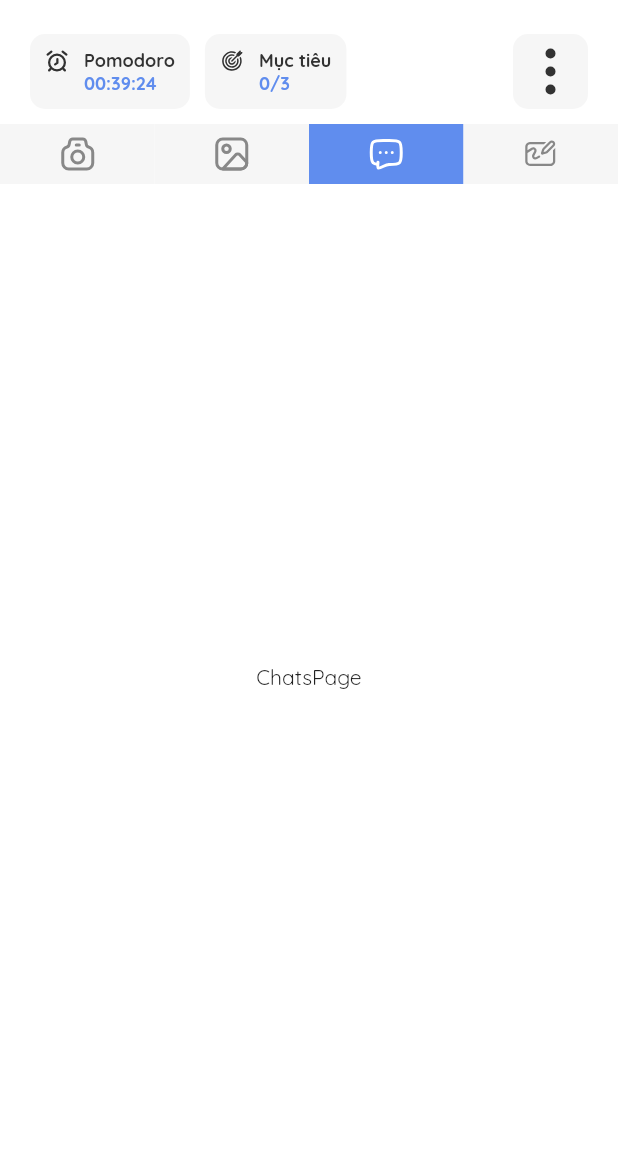
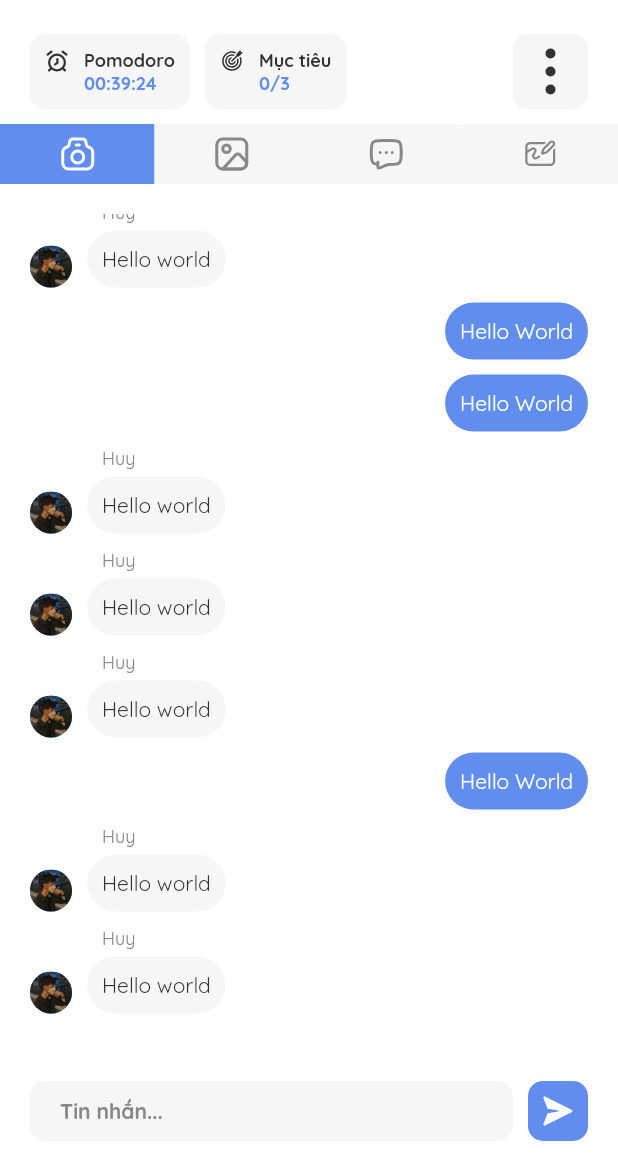
Before and after one commit to tadyuh76/studie, a Flutter app: the RoomScreen screen opened directly with empty values, swiped to page 3, on a phone screen of 412 x 824 dp, the part 65-1236 px from its top. Run offline on Flutter 3.47's test engine with Material 2 defaults, Android fonts, the phone set to English and light mode, and no system bars; our stand-ins replace cloud_firestore, firebase_auth, firebase_core, flutter_riverpod, flutter_svg, google_sign_in and 1 more; accounts and stored records are empty.

Commit message:
chats ui - prepare for google sign in

```diff
--- /dev/null
+++ b/lib/models/message.dart
@@ -0,0 +1,17 @@
+class Message {
+  final String id;
+  final String text;
+  final String senderId;
+  final String senderName;
+  final String senderPhotoURL;
+  final String createdAt;
+
+  const Message({
+    required this.id,
+    required this.senderId,
+    required this.senderName,
+    required this.senderPhotoURL,
+    required this.text,
+    required this.createdAt,
+  });
+}
--- a/lib/screens/room_screen/room_screen.dart
+++ b/lib/screens/room_screen/room_screen.dart
@@ -37,10 +37,6 @@ class _RoomScreenState extends State<RoomScreen> {
       duration: const Duration(milliseconds: 200),
       curve: Curves.easeInOut,
     );
-    setState(() {});
-  }
-
-  void onPageChanged(int index) {
     _currentTabIndex = index;
     setState(() {});
   }
@@ -115,7 +111,7 @@ class _RoomScreenState extends State<RoomScreen> {
   Expanded renderTabView() {
     return Expanded(
       child: PageView(
-        onPageChanged: onPageChanged,
+        physics: const NeverScrollableScrollPhysics(),
         controller: _pageController,
         children: [
           for (int i = 0; i < tabs.length; i++) tabs.values.elementAt(i),
--- a/lib/screens/room_screen/widgets/tab_pages/chats.dart
+++ b/lib/screens/room_screen/widgets/tab_pages/chats.dart
@@ -1,10 +1,159 @@
 import 'package:flutter/material.dart';
+import 'package:flutter_svg/svg.dart';
+import 'package:studie/constants/breakpoints.dart';
+import 'package:studie/constants/colors.dart';
+import 'package:studie/models/message.dart';
+import 'package:studie/widgets/message_box.dart';
+
+final messages = [
+  Message(
+    id: '0',
+    senderId: 'ehe',
+    senderName: 'Huy',
+    senderPhotoURL: 'senderPhotoURL',
+    text: 'Hello World',
+    createdAt: DateTime.now().toString(),
+  ),
+  Message(
+    id: '1',
+    senderId: 'ehe',
+    senderName: 'Huy',
+    senderPhotoURL: 'senderPhotoURL',
+    text: 'Hello World',
+    createdAt: DateTime.now().toString(),
+  ),
+  Message(
+    id: '2',
+    senderId: 'hehe',
+    senderName: 'Huy',
+    senderPhotoURL: 'senderPhotoURL',
+    text: 'Hello World',
+    createdAt: DateTime.now().toString(),
+  ),
+  Message(
+    id: '3',
+    senderId: 'ehe',
+    senderName: 'Huy',
+    senderPhotoURL: 'senderPhotoURL',
+    text: 'Hello World',
+    createdAt: DateTime.now().toString(),
+  ),
+  Message(
+    id: '3',
+    senderId: 'ehe',
+    senderName: 'Huy',
+    senderPhotoURL: 'senderPhotoURL',
+    text: 'Hello World',
+    createdAt: DateTime.now().toString(),
+  ),
+  Message(
+    id: '3',
+    senderId: 'ehe',
+    senderName: 'Huy',
+    senderPhotoURL: 'senderPhotoURL',
+    text: 'Hello World',
+    createdAt: DateTime.now().toString(),
+  ),
+  Message(
+    id: '3',
+    senderId: 'hehe',
+    senderName: 'Huy',
+    senderPhotoURL: 'senderPhotoURL',
+    text: 'Hello World',
+    createdAt: DateTime.now().toString(),
+  ),
+  Message(
+    id: '3',
+    senderId: 'hehe',
+    senderName: 'Huy',
+    senderPhotoURL: 'senderPhotoURL',
+    text: 'Hello World',
+    createdAt: DateTime.now().toString(),
+  ),
+  Message(
+    id: '3',
+    senderId: 'ehe',
+    senderName: 'Huy',
+    senderPhotoURL: 'senderPhotoURL',
+    text: 'Hello World',
+    createdAt: DateTime.now().toString(),
+  ),
+  Message(
+    id: '3',
+    senderId: 'ehe',
+    senderName: 'Huy',
+    senderPhotoURL: 'senderPhotoURL',
+    text: 'Hello World',
+    createdAt: DateTime.now().toString(),
+  ),
+];
 
 class ChatsPage extends StatelessWidget {
   const ChatsPage({super.key});
 
   @override
   Widget build(BuildContext context) {
-    return const Center(child: Text('ChatsPage'));
+    return Scaffold(
+      body: Padding(
+        padding: const EdgeInsets.all(kDefaultPadding),
+        child: ScrollConfiguration(
+          behavior: ScrollConfiguration.of(context).copyWith(scrollbars: false),
+          child: ListView.builder(
+            addRepaintBoundaries: false,
+            reverse: true,
+            physics: const BouncingScrollPhysics(),
+            itemCount: messages.length,
+            shrinkWrap: true,
+            itemBuilder: (context, index) {
+              return MessageBox(message: messages[index]);
+            },
+          ),
+        ),
+      ),
+      bottomNavigationBar: Container(
+        padding: const EdgeInsets.all(kDefaultPadding),
+        child: Row(
+          children: [
+            Expanded(
+              child: Container(
+                height: 40,
+                padding:
+                    const EdgeInsets.symmetric(horizontal: kDefaultPadding),
+                decoration: const BoxDecoration(
+                  color: kLightGrey,
+                  borderRadius: BorderRadius.all(
+                    Radius.circular(10),
+                  ),
+                ),
+                alignment: Alignment.centerLeft,
+                child: const Text(
+                  'Tin nhắn...',
+                  style: TextStyle(
+                    color: kDarkGrey,
+                    fontSize: 14,
+                    fontWeight: FontWeight.bold,
+                  ),
+                ),
+              ),
+            ),
+            const SizedBox(width: kMediumPadding),
+            Container(
+              height: 40,
+              width: 40,
+              alignment: Alignment.center,
+              decoration: const BoxDecoration(
+                color: kPrimaryColor,
+                borderRadius: BorderRadius.all(Radius.circular(10)),
+              ),
+              child: SvgPicture.asset(
+                'assets/icons/send.svg',
+                width: 24,
+                height: 24,
+              ),
+            )
+          ],
+        ),
+      ),
+    );
   }
 }
--- a/lib/screens/sign_in_screen/sign_in_screen.dart
+++ b/lib/screens/sign_in_screen/sign_in_screen.dart
@@ -1,5 +1,6 @@
 import 'package:firebase_auth/firebase_auth.dart';
 import 'package:flutter/material.dart';
+import 'package:google_sign_in/google_sign_in.dart';
 import 'package:studie/constants/breakpoints.dart';
 import 'package:studie/constants/colors.dart';
 import 'package:studie/screens/sign_in_screen/widgets/login_button.dart';
@@ -55,6 +56,29 @@ class _SignInScreenState extends State<SignInScreen> {
     }
   }
 
+  Future<void> signInWithGoogle() async {
+    try {
+      final googleUser = await GoogleSignIn().signIn();
+      final googleAuth = await googleUser?.authentication;
+      if (googleAuth?.accessToken != null && googleAuth?.idToken != null) {
+        // creating new credential
+        final credential = GoogleAuthProvider.credential(
+          accessToken: googleAuth?.accessToken,
+          idToken: googleAuth?.idToken,
+        );
+        final userCredential =
+            await FirebaseAuth.instance.signInWithCredential(credential);
+        if (userCredential.user != null) {
+          if (userCredential.additionalUserInfo!.isNewUser) {
+            await DBMethods().addUserToDB(userCredential.user!);
+          }
+        }
+      }
+    } catch (e) {
+      print('error signing in with google: $e');
+    }
+  }
+
   @override
   void dispose() {
     super.dispose();
@@ -68,8 +92,7 @@ class _SignInScreenState extends State<SignInScreen> {
     final isLongDevice = size.height >= 2 * size.width;
 
     return Scaffold(
-      body: SafeArea(
-        child: SingleChildScrollView(
+      body: SingleChildScrollView(
         child: Stack(
           children: [
             Align(
@@ -162,8 +185,7 @@ class _SignInScreenState extends State<SignInScreen> {
                   Row(children: const [
                     Expanded(child: Divider()),
                     Padding(
-                        padding:
-                            EdgeInsets.symmetric(horizontal: kMediumPadding),
+                      padding: EdgeInsets.symmetric(horizontal: kMediumPadding),
                       child: Text(
                         "Hoặc",
                         style: TextStyle(fontSize: 12, color: kDarkGrey),
@@ -177,7 +199,12 @@ class _SignInScreenState extends State<SignInScreen> {
                     children: [
                       LoginButton(iconName: "facebook", onTap: () {}),
                       const SizedBox(width: kDefaultPadding),
-                        LoginButton(iconName: 'google', onTap: () {}),
+                      LoginButton(
+                        iconName: 'google',
+                        onTap: () {
+                          signInWithGoogle();
+                        },
+                      ),
                     ],
                   ),
                   if (isLongDevice) const SizedBox(height: 100),
@@ -187,7 +214,6 @@ class _SignInScreenState extends State<SignInScreen> {
           ],
         ),
       ),
-      ),
     );
   }
 }
--- a/lib/services/auth_methods.dart
+++ b/lib/services/auth_methods.dart
@@ -1,10 +1,36 @@
 import 'package:firebase_auth/firebase_auth.dart';
 import 'package:flutter/foundation.dart';
+import 'package:google_sign_in/google_sign_in.dart';
 import 'package:studie/services/db_methods.dart';
 
 class AuthMethods {
-  final _auth = FirebaseAuth.instance;
+  final FirebaseAuth _auth;
+  AuthMethods(this._auth);
+
   User user = FirebaseAuth.instance.currentUser!;
+
+  Future<void> signInWithGoogle() async {
+    try {
+      final googleUser = await GoogleSignIn().signIn();
+      final googleAuth = await googleUser?.authentication;
+      if (googleAuth?.accessToken != null && googleAuth?.idToken != null) {
+        // creating new credential
+        final credential = GoogleAuthProvider.credential(
+          accessToken: googleAuth?.accessToken,
+          idToken: googleAuth?.idToken,
+        );
+        final userCredential =
+            await FirebaseAuth.instance.signInWithCredential(credential);
+        if (userCredential.user != null) {
+          if (userCredential.additionalUserInfo!.isNewUser) {
+            await DBMethods().addUserToDB(userCredential.user!);
+          }
+        }
+      }
+    } catch (e) {
+      print('error signing in with google: $e');
+    }
+  }
 
   Future<void> signUp({required String email, required String password}) async {
     try {
--- a/lib/services/db_methods.dart
+++ b/lib/services/db_methods.dart
@@ -42,7 +42,8 @@ class DBMethods {
     String roomId,
   ) async {
     try {
-      final user = model.User.fromFirebaseUser(AuthMethods().user);
+      final user =
+          model.User.fromFirebaseUser(AuthMethods(FirebaseAuth.instance).user);
       final roomRef = _db.collection('rooms').doc(roomId);
 
       roomRef.collection('participants').doc(user.uid).set(user.toJson());
@@ -56,7 +57,7 @@ class DBMethods {
 
   Future<void> leaveRoom(String roomId) async {
     try {
-      final user = AuthMethods().user;
+      final user = AuthMethods(FirebaseAuth.instance).user;
       final currentRoomIn = _db.collection('rooms').doc(roomId);
       currentRoomIn.collection('participants').doc(user.uid).delete();
 
--- a/lib/widgets/bottom_nav.dart
+++ b/lib/widgets/bottom_nav.dart
@@ -26,6 +26,7 @@ class BottomNav extends ConsumerWidget {
           children: [
             Expanded(
               child: Material(
+                color: Colors.transparent,
                 child: InkWell(
                   onTap: () =>
                       ref.read(navigatorIndexProvider.notifier).state = 0,
@@ -76,6 +77,7 @@ class BottomNav extends ConsumerWidget {
             ),
             Expanded(
               child: Material(
+                color: Colors.transparent,
                 child: InkWell(
                   onTap: () =>
                       ref.read(navigatorIndexProvider.notifier).state = 1,
--- /dev/null
+++ b/lib/widgets/message_box.dart
@@ -0,0 +1,81 @@
+import 'package:flutter/material.dart';
+import 'package:studie/constants/breakpoints.dart';
+import 'package:studie/constants/colors.dart';
+import 'package:studie/models/message.dart';
+
+class MessageBox extends StatelessWidget {
+  final Message message;
+  const MessageBox({super.key, required this.message});
+
+  bool get isCurUser => message.senderId == 'hehe';
+
+  @override
+  Widget build(BuildContext context) {
+    return Padding(
+      padding: const EdgeInsets.symmetric(vertical: kSmallPadding),
+      child: isCurUser
+          ? Align(
+              alignment: Alignment.centerRight,
+              child: DecoratedBox(
+                decoration: const BoxDecoration(
+                  color: kPrimaryColor,
+                  borderRadius: BorderRadius.all(
+                    Radius.circular(50),
+                  ),
+                ),
+                child: Padding(
+                  padding: const EdgeInsets.all(kMediumPadding),
+                  child: Text(
+                    message.text,
+                    style: const TextStyle(
+                      color: kWhite,
+                      fontSize: 14,
+                    ),
+                  ),
+                ),
+              ),
+            )
+          : Row(
+              crossAxisAlignment: CrossAxisAlignment.end,
+              children: [
+                const CircleAvatar(
+                  backgroundImage: AssetImage('assets/images/avatar.jpg'),
+                  radius: 14,
+                ),
+                const SizedBox(width: kMediumPadding),
+                Column(
+                  crossAxisAlignment: CrossAxisAlignment.start,
+                  children: [
+                    Padding(
+                      padding: const EdgeInsets.only(
+                        left: kMediumPadding,
+                        bottom: kSmallPadding,
+                      ),
+                      child: Text(
+                        message.senderName,
+                        style: const TextStyle(fontSize: 12, color: kDarkGrey),
+                      ),
+                    ),
+                    Container(
+                      padding: const EdgeInsets.all(kMediumPadding),
+                      decoration: const BoxDecoration(
+                        color: kLightGrey,
+                        borderRadius: BorderRadius.all(
+                          Radius.circular(50),
+                        ),
+                      ),
+                      child: const Text(
+                        'Hello world',
+                        style: TextStyle(
+                          color: kBlack,
+                          fontSize: 14,
+                        ),
+                      ),
+                    ),
+                  ],
+                ),
+              ],
+            ),
+    );
+  }
+}
--- a/pubspec.yaml
+++ b/pubspec.yaml
@@ -17,6 +17,7 @@ dependencies:
   firebase_core: ^1.24.0
   cloud_firestore: ^3.5.0
   firebase_auth: ^3.11.0
+  google_sign_in: ^5.4.2
 
 dev_dependencies:
   flutter_test:
```
Also changed, not shown: pubspec.lock, 1 other file. Lines whose indentation alone changed are shown as unchanged.
